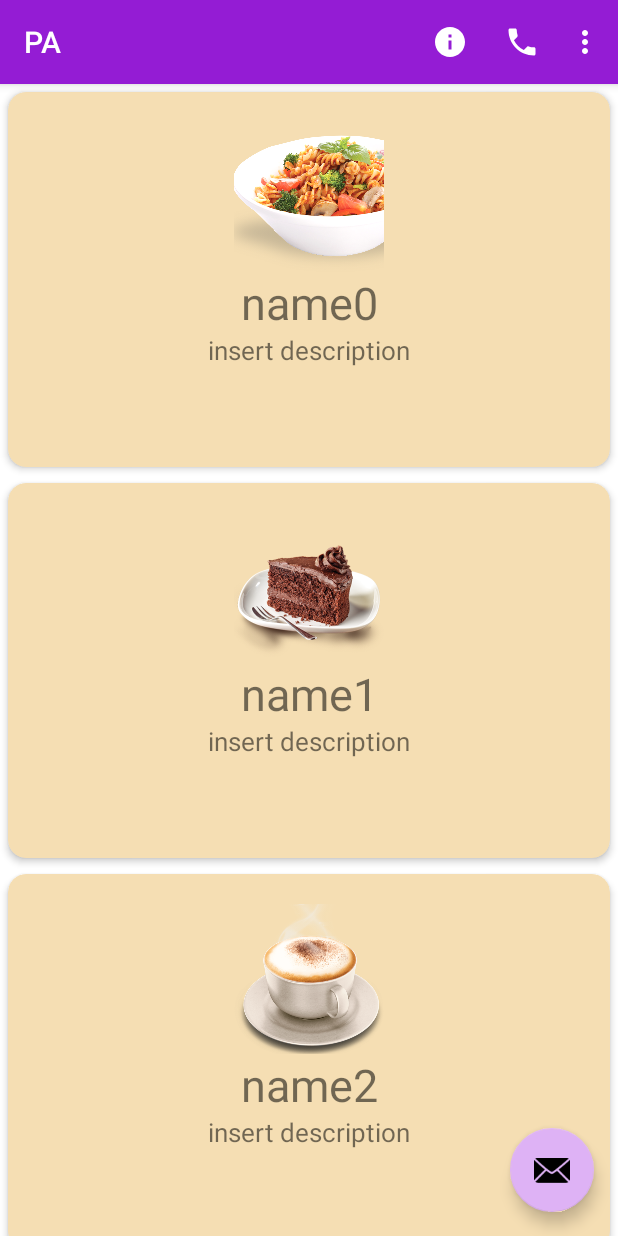
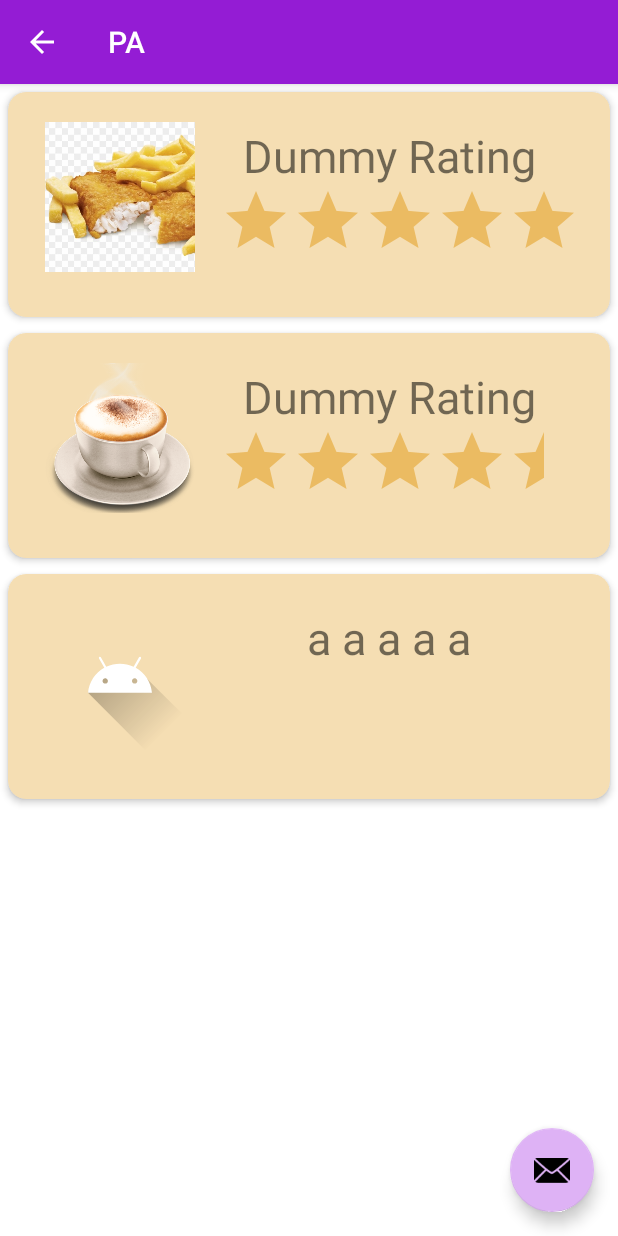
Before and after one commit to hemisemidemipresent/Pairwork-PA, an Android app: the screen it shows after launch (MainActivity before the commit, ReviewActivity after it), in the options menu, after a tap on "Customer Reviews", on a phone screen of 412 x 824 dp. Run offline under Robolectric (Android 15) with nearby library versions, the phone set to English and light mode, and no system bars.

Commit message:
review stuff (I will update TALK.md in a while)

```diff
--- a/app/src/main/AndroidManifest.xml
+++ b/app/src/main/AndroidManifest.xml
@@ -22,6 +22,10 @@
             android:parentActivityName=".MainActivity"/>
         <activity android:name=".SignUpActivity"
             android:parentActivityName=".MainActivity"/>
+        <activity android:name=".ReviewActivity"
+            android:parentActivityName=".MainActivity"/>
+        <activity android:name=".AddReviewActivity"
+            android:parentActivityName=".ReviewActivity"/>
     </application>
 
 </manifest>
--- a/app/src/main/java/com/example/myapplication/MainActivity.kt
+++ b/app/src/main/java/com/example/myapplication/MainActivity.kt
@@ -6,8 +6,6 @@ import android.view.Menu
 import android.view.MenuItem
 import android.widget.Toast
 import androidx.appcompat.app.AppCompatActivity
-import androidx.appcompat.app.AppCompatDelegate
-import androidx.recyclerview.widget.GridLayoutManager
 import androidx.recyclerview.widget.LinearLayoutManager
 import androidx.recyclerview.widget.RecyclerView
 import java.util.*
@@ -83,6 +81,8 @@ class MainActivity : AppCompatActivity() {
             }
             R.id.action_reviews -> {
                 Toast.makeText(this, "rev", Toast.LENGTH_LONG).show()
+                val intent = Intent(this, ReviewActivity::class.java)
+                this.startActivity(intent)
                 true
             }
             R.id.action_sign_up -> {
--- a/app/src/main/java/com/example/myapplication/RecyclerAdapter.kt
+++ b/app/src/main/java/com/example/myapplication/RecyclerAdapter.kt
@@ -7,8 +7,6 @@ import android.view.ViewGroup
 import android.widget.ImageView
 import android.widget.TextView
 import androidx.recyclerview.widget.RecyclerView
-import com.google.android.material.snackbar.Snackbar
-import java.util.*
 import kotlin.collections.ArrayList
 
 class RecyclerAdapter(val chpsList: ArrayList<Item>) :
--- /dev/null
+++ b/app/src/main/java/com/example/myapplication/Review.kt
@@ -0,0 +1,10 @@
+package com.example.myapplication
+
+import java.util.*
+
+data class Review(
+    val rating: Double,
+    val review: String,
+    val avatar: Int,
+    val name: String
+)
--- /dev/null
+++ b/app/src/main/java/com/example/myapplication/ReviewActivity.kt
@@ -0,0 +1,60 @@
+package com.example.myapplication
+
+import android.content.Intent
+import android.os.Bundle
+import android.view.Menu
+import android.view.MenuItem
+import android.widget.Toast
+import androidx.appcompat.app.AppCompatActivity
+import androidx.appcompat.app.AppCompatDelegate
+import androidx.recyclerview.widget.GridLayoutManager
+import androidx.recyclerview.widget.LinearLayoutManager
+import androidx.recyclerview.widget.RecyclerView
+import com.google.android.material.floatingactionbutton.FloatingActionButton
+import java.util.*
+import kotlin.collections.ArrayList
+
+class ReviewActivity : AppCompatActivity() {
+    val reviewList = ArrayList<Review>()
+
+    override fun onCreate(savedInstanceState: Bundle?) {
+        super.onCreate(savedInstanceState)
+        setContentView(R.layout.activity_review)
+
+        val recyclerView = findViewById<RecyclerView>(R.id.recycler_view)
+        val fab = findViewById<FloatingActionButton>(R.id.fab)
+        val layoutManager = LinearLayoutManager(this)
+        recyclerView.layoutManager = layoutManager
+        reviewList.add(
+            Review(
+                5.0,
+                "um",
+                R.drawable.food02,
+                "Dummy Rating"
+            )
+        )
+        reviewList.add(
+            Review(
+                4.5,
+                "ur mother",
+                R.drawable.food05,
+                "Dummy Rating 2"
+            )
+        )
+        reviewList.add(
+            Review(
+                0.0,
+                "L",
+                R.drawable.ic_launcher_foreground,
+                "a a a a a"
+            )
+        )
+        val adapter = ReviewRecyclerAdapter(reviewList)
+        recyclerView.adapter = adapter
+
+        fab.setOnClickListener { view ->
+            val intent = Intent(this, AddReviewActivity::class.java)
+            this.startActivity(intent)
+        }
+    }
+}
--- /dev/null
+++ b/app/src/main/java/com/example/myapplication/ReviewRecyclerAdapter.kt
@@ -0,0 +1,54 @@
+package com.example.myapplication
+
+import android.content.Intent
+import android.view.LayoutInflater
+import android.view.View
+import android.view.ViewGroup
+import android.widget.ImageView
+import android.widget.RatingBar
+import android.widget.TextView
+import androidx.recyclerview.widget.RecyclerView
+import kotlin.collections.ArrayList
+
+class ReviewRecyclerAdapter(val reviewList: ArrayList<Review>) :
+    RecyclerView.Adapter<ReviewRecyclerAdapter.ViewHolder>() {
+    override fun onCreateViewHolder(parent: ViewGroup, viewType: Int): ViewHolder {
+        val v: View =
+            LayoutInflater.from(parent.context).inflate(R.layout.review_card_layout, parent, false)
+        return ViewHolder(v, reviewList)
+    }
+
+    override fun onBindViewHolder(holder: ViewHolder, position: Int) {
+        holder.bindItems(reviewList[position])
+    }
+
+    override fun getItemCount() = reviewList.size
+    class ViewHolder(itemView: View, val reviewList: ArrayList<Review>) :
+        RecyclerView.ViewHolder(itemView) {
+        var reviewAvatar: ImageView
+        var reviewer: TextView
+        var reviewRating: RatingBar
+
+        init {
+            reviewAvatar = itemView.findViewById(R.id.avatar)
+            reviewer = itemView.findViewById(R.id.name)
+            reviewRating = itemView.findViewById(R.id.ratingBar)
+            itemView.setOnClickListener { view ->
+                val review = reviewList[adapterPosition]
+                val intent = Intent(itemView.context, DescriptionActivity::class.java)
+                intent.putExtra("avatar", review.avatar)
+                intent.putExtra("name", review.name)
+                intent.putExtra("rating", review.rating)
+                intent.putExtra("review", review.review)
+                //itemView.context.startActivity(intent)
+            }
+        }
+
+        fun bindItems(review: Review) {
+            reviewRating.rating = review.rating.toFloat()
+            reviewRating.setIsIndicator(true)
+            reviewer.text = review.name
+            reviewAvatar.setImageResource(review.avatar)
+        }
+    }
+}
--- /dev/null
+++ b/app/src/main/res/layout/activity_review.xml
@@ -0,0 +1,22 @@
+<?xml version="1.0" encoding="utf-8"?>
+<androidx.coordinatorlayout.widget.CoordinatorLayout xmlns:android="http://schemas.android.com/apk/res/android"
+    xmlns:app="http://schemas.android.com/apk/res-auto"
+    xmlns:tools="http://schemas.android.com/tools"
+    android:layout_width="match_parent"
+    android:layout_height="match_parent"
+    tools:context=".ReviewActivity">
+
+    <include layout="@layout/content_main" />
+
+    <com.google.android.material.floatingactionbutton.FloatingActionButton
+        android:id="@+id/fab"
+        android:layout_width="wrap_content"
+        android:layout_height="wrap_content"
+        android:layout_gravity="bottom|end"
+        android:layout_marginEnd="@dimen/fab_margin"
+        android:layout_marginBottom="16dp"
+        app:backgroundTint="?colorPrimaryVariant"
+        app:srcCompat="@android:drawable/ic_dialog_email"
+        tools:ignore="ContentDescription" />
+
+</androidx.coordinatorlayout.widget.CoordinatorLayout>
--- /dev/null
+++ b/app/src/main/res/layout/review_card_layout.xml
@@ -0,0 +1,62 @@
+<?xml version="1.0" encoding="utf-8"?>
+<androidx.cardview.widget.CardView xmlns:android="http://schemas.android.com/apk/res/android"
+    xmlns:app="http://schemas.android.com/apk/res-auto"
+    android:id="@+id/card_view"
+    android:layout_width="match_parent"
+    android:layout_height="150dp"
+    android:layout_margin="5dp"
+    android:clickable="true"
+    android:foreground="?selectableItemBackground"
+    app:cardBackgroundColor="?colorSecondary"
+    app:cardCornerRadius="12dp"
+    app:cardElevation="3dp"
+    app:contentPadding="4dp">
+
+    <androidx.constraintlayout.widget.ConstraintLayout
+        android:layout_width="match_parent"
+        android:layout_height="wrap_content"
+        android:padding="16dp">
+
+        <ImageView
+            android:id="@+id/avatar"
+            android:layout_width="100dp"
+            android:layout_height="100dp"
+            app:layout_constraintBottom_toBottomOf="parent"
+            app:layout_constraintEnd_toEndOf="parent"
+            app:layout_constraintHorizontal_bias="0.017"
+            app:layout_constraintLeft_toLeftOf="parent"
+            app:layout_constraintStart_toStartOf="parent"
+            app:layout_constraintTop_toTopOf="parent"
+            app:layout_constraintVertical_bias="0.468" />
+
+        <TextView
+            android:id="@+id/name"
+            android:layout_width="200dp"
+            android:layout_height="40dp"
+            android:text="Food name"
+            android:textAlignment="center"
+            android:textSize="30sp"
+            app:layout_constraintBottom_toBottomOf="parent"
+            app:layout_constraintEnd_toEndOf="parent"
+            app:layout_constraintHorizontal_bias="0.523"
+            app:layout_constraintStart_toEndOf="@+id/avatar"
+            app:layout_constraintTop_toTopOf="parent"
+            app:layout_constraintVertical_bias="0.032" />
+
+        <RatingBar
+            android:id="@+id/ratingBar"
+            android:layout_width="wrap_content"
+            android:layout_height="0dp"
+            android:numStars="5"
+            android:progressBackgroundTint="?colorSecondary"
+            android:progressTint="?colorSecondaryVariant"
+            android:secondaryProgressTint="?colorSecondary"
+            android:stepSize="0.5"
+            app:layout_constraintBottom_toBottomOf="parent"
+            app:layout_constraintEnd_toEndOf="parent"
+            app:layout_constraintHorizontal_bias="1.0"
+            app:layout_constraintStart_toEndOf="@+id/avatar"
+            app:layout_constraintTop_toBottomOf="@+id/name"
+            app:layout_constraintVertical_bias="0.0" />
+    </androidx.constraintlayout.widget.ConstraintLayout>
+</androidx.cardview.widget.CardView>
```
Also changed, not shown: app/src/main/java/com/example/myapplication/AddReviewActivity.kt (added, +15 -0 lines), app/src/main/java/com/example/myapplication/fragments/RecyclerViewFragment.kt (deleted, +0 -26 lines), app/src/main/res/layout/activity_add_review.xml (added, +45 -0 lines), app/src/main/res/layout/card_layout.xml (line endings or trailing spaces).
